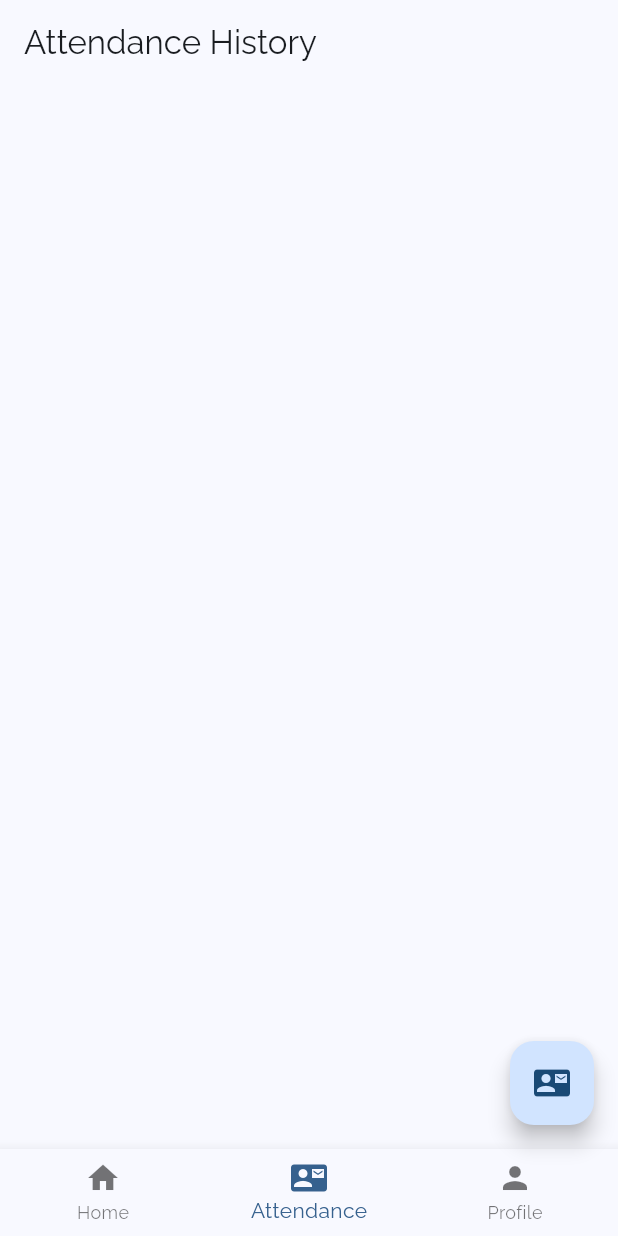
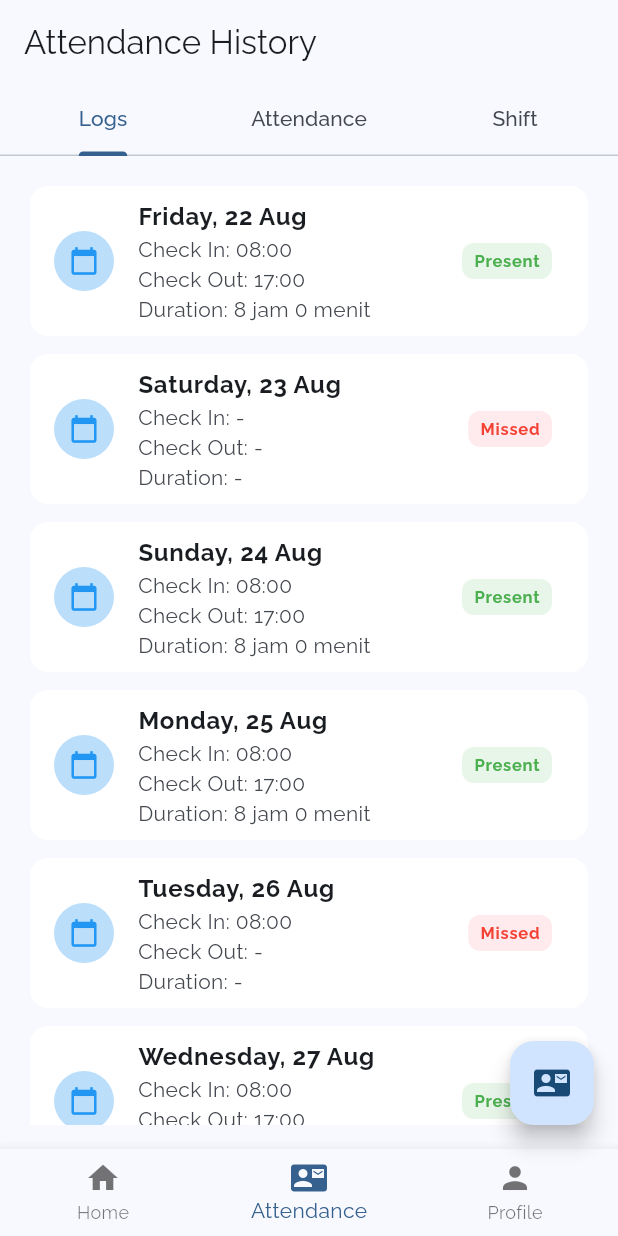
Before and after one commit to kuntowck/hr_attendance_tracker, a Flutter app: the screen it shows after launch, item 2 of the bottom bar chosen, on a phone screen of 412 x 824 dp. Run offline on Flutter 3.47's test engine with Material 3 defaults, Android fonts, the light colour scheme and no system bars; our stand-ins replace google_fonts, image_picker, mask_text_input_formatter.

Commit message:
Mini Project 5: create tab bar attendance containing 4 sections logs, attendance, and shift; refactor retrievel data attendance history

```diff
--- a/lib/models/attendance_model.dart
+++ b/lib/models/attendance_model.dart
@@ -1,13 +1,13 @@
 class AttendanceModel {
   final DateTime date;
-  final DateTime checkIn;
+  DateTime? checkIn;
   DateTime? checkOut;
   String? status;
   Duration? duration;
 
   AttendanceModel({
     required this.date,
-    required this.checkIn,
+    this.checkIn,
     this.checkOut,
     this.status,
     this.duration,
--- a/lib/providers/attendance_provider.dart
+++ b/lib/providers/attendance_provider.dart
@@ -3,9 +3,31 @@ import 'package:intl/intl.dart';
 import 'package:hr_attendance_tracker/models/attendance_model.dart';
 
 class AttendanceProvider extends ChangeNotifier {
+  final List<AttendanceModel> _attendanceHistory = [];
   AttendanceModel? _attendanceRecord;
-  final List<AttendanceModel> _attendanceHistory = [];
   bool _isCheckedIn = false;
+  final List<AttendanceModel> dummyRecords = List.generate(7, (i) {
+    final date = DateTime.now().subtract(Duration(days: i + 1));
+
+    if (i == 2) {
+      return AttendanceModel(
+        date: date,
+        checkIn: DateTime(date.year, date.month, date.day, 8),
+        status: 'Missed',
+      );
+    }
+    if (i == 5) {
+      return AttendanceModel(date: date, checkOut: null, status: 'Missed');
+    }
+
+    return AttendanceModel(
+      date: date,
+      checkIn: DateTime(date.year, date.month, date.day, 8),
+      checkOut: DateTime(date.year, date.month, date.day, 17),
+      status: 'Present',
+      duration: Duration(hours: 8),
+    );
+  });
 
   AttendanceModel? get record => _attendanceRecord;
   List<AttendanceModel> get history => _attendanceHistory;
@@ -24,6 +46,10 @@ class AttendanceProvider extends ChangeNotifier {
 
     return alreadyCheckedInToday;
   }
+
+  List<AttendanceModel> get mergedRecords =>
+      [..._attendanceHistory, ...dummyRecords]
+        ..sort((a, b) => a.date.compareTo(b.date));
 
   void checkIn() {
     final now = DateTime.now();
@@ -44,11 +70,17 @@ class AttendanceProvider extends ChangeNotifier {
       final now = DateTime.now();
 
       DateTime adjustedCheckOut = now;
-      if (adjustedCheckOut.isBefore(_attendanceRecord!.checkIn)) {
+
+      // jika lewat hari berikutnya
+      if (_attendanceRecord != null &&
+          _attendanceRecord!.checkIn != null &&
+          adjustedCheckOut.isBefore(_attendanceRecord!.checkIn!)) {
         adjustedCheckOut = adjustedCheckOut.add(Duration(days: 1));
       }
 
-      final duration = adjustedCheckOut.difference(_attendanceRecord!.checkIn);
+      final duration = adjustedCheckOut.difference(
+        _attendanceRecord!.checkIn ?? adjustedCheckOut,
+      );
 
       _attendanceRecord!
         ..checkOut = now
--- a/lib/screens/attendance_history_screen.dart
+++ b/lib/screens/attendance_history_screen.dart
@@ -1,102 +1,90 @@
 import 'package:flutter/material.dart';
+import 'package:hr_attendance_tracker/models/attendance_model.dart';
 import 'package:hr_attendance_tracker/providers/attendance_provider.dart';
 import 'package:hr_attendance_tracker/widgets/attendance_status.dart';
 import 'package:provider/provider.dart';
 import 'package:intl/intl.dart';
 
-class AttendanceHistoryScreen extends StatelessWidget {
+class AttendanceHistoryScreen extends StatefulWidget {
   const AttendanceHistoryScreen({super.key});
+
+  @override
+  State<AttendanceHistoryScreen> createState() => _AttendanceHistoryState();
+}
+
+class _AttendanceHistoryState extends State<AttendanceHistoryScreen>
+    with SingleTickerProviderStateMixin {
+  late TabController _tabController;
+
+  @override
+  void initState() {
+    super.initState();
+    _tabController = TabController(length: 3, vsync: this);
+  }
+
+  @override
+  void dispose() {
+    _tabController.dispose();
+    super.dispose();
+  }
 
   @override
   Widget build(BuildContext context) {
     final attendanceProvider = context.read<AttendanceProvider>();
 
-    // final List<Map<String, String>> attendanceData = [
-    //   {
-    //     "date": "08-08-2025",
-    //     "checkIn": "08:00 AM",
-    //     "checkOut": "17:00 PM",
-    //     "status": "Present",
-    //   },
-    //   {
-    //     "date": "08-08-2025",
-    //     "checkIn": "08:00 AM",
-    //     "checkOut": "17:00 PM",
-    //     "status": "Present",
-    //   },
-    //   {
-    //     "date": "08-08-2025",
-    //     "checkIn": "08:00 AM",
-    //     "checkOut": "17:00 PM",
-    //     "status": "Present",
-    //   },
-    //   {
-    //     "date": "08-08-2025",
-    //     "checkIn": "08:00 AM",
-    //     "checkOut": "17:00 PM",
-    //     "status": "Present",
-    //   },
-    //   {
-    //     "date": "08-08-2025",
-    //     "checkIn": "08:00 AM",
-    //     "checkOut": "17:00 PM",
-    //     "status": "Present",
-    //   },
-    //   {
-    //     "date": "07-08-2025",
-    //     "checkIn": "08:00 AM",
-    //     "checkOut": "17:00 PM",
-    //     "status": "Present",
-    //   },
-    //   {
-    //     "date": "06-08-2025",
-    //     "checkIn": "-",
-    //     "checkOut": "-",
-    //     "status": "Absent",
-    //   },
-    //   {
-    //     "date": "05-08-2025",
-    //     "checkIn": "-",
-    //     "checkOut": "-",
-    //     "status": "Absent",
-    //   },
-    //   {
-    //     "date": "04-08-2025",
-    //     "checkIn": "08:00 AM",
-    //     "checkOut": "17:00 PM",
-    //     "status": "Present",
-    //   },
-    //   {
-    //     "date": "03-08-2025",
-    //     "checkIn": "-",
-    //     "checkOut": "-",
-    //     "status": "Absent",
-    //   },
-    //   {
-    //     "date": "02-08-2025",
-    //     "checkIn": "08:00 AM",
-    //     "checkOut": "17:00 PM",
-    //     "status": "Present",
-    //   },
-    // ];
-
     return Scaffold(
-      appBar: AppBar(title: const Text("Attendance History")),
-      body: SafeArea(
-        child: Padding(
-          padding: const EdgeInsets.symmetric(horizontal: 16.0),
-          child: ListView.separated(
-            itemCount: attendanceProvider.history.length,
-            separatorBuilder: (context, index) => const SizedBox(height: 4),
-            itemBuilder: (context, index) {
-              final item = attendanceProvider.history[index];
-              return _tile(item, attendanceProvider);
-            },
-          ),
+      appBar: AppBar(
+        title: const Text("Attendance History"),
+        bottom: TabBar(
+          controller: _tabController,
+          tabs: [
+            Tab(text: 'Logs'),
+            Tab(text: 'Attendance'),
+            Tab(text: 'Shift'),
+          ],
         ),
+      ),
+      body: TabBarView(
+        controller: _tabController,
+        children: [
+          buildProjectList(attendanceProvider, 'Logs'),
+          buildProjectList(attendanceProvider, 'Attendance'),
+          buildProjectList(attendanceProvider, 'Shift'),
+        ],
       ),
     );
   }
+}
+
+Widget buildProjectList(AttendanceProvider attendanceProvider, String tabName) {
+  if (attendanceProvider.mergedRecords.isEmpty) {
+    return const Center(child: Text('No logs found'));
+  }
+  List<AttendanceModel> records = [];
+
+  if (tabName == 'Logs') {
+    records = attendanceProvider.mergedRecords;
+  }
+
+  if (tabName == 'Attendance') {
+    records = attendanceProvider.mergedRecords
+        .where((record) => record.checkOut == null)
+        .toList();
+  }
+
+  if (tabName == 'Shift') return const Center(child: Text('No request yet'));
+
+  return Padding(
+    padding: const EdgeInsets.all(16.0),
+    child: ListView.separated(
+      itemCount: records.length,
+      separatorBuilder: (context, index) => const SizedBox(height: 4),
+      itemBuilder: (context, index) {
+        final item = records[index];
+        return _tile(item, attendanceProvider);
+      },
+    ),
+  );
 }
 
 Widget _tile(item, provider) {
@@ -110,23 +98,24 @@ Widget _tile(item, provider) {
         child: Icon(Icons.calendar_today, color: Colors.blue, size: 20),
       ),
       title: Text(
-        DateFormat('EEEE, d MMM').format(item.date),
+        item.date != null ? DateFormat('EEEE, d MMM').format(item.date) : '',
         style: const TextStyle(fontWeight: FontWeight.bold),
       ),
       subtitle: Column(
         crossAxisAlignment: CrossAxisAlignment.start,
         children: [
           Text(
-            "Check In: ${DateFormat('HH:mm').format(item.checkIn)}",
+            "Check In: ${item.checkIn != null ? DateFormat('HH:mm').format(item.checkIn) : '-'}",
           ),
           Text(
-            "Check Out: ${DateFormat('HH:mm').format(item.checkOut)}",
+            "Check Out: ${item.checkOut != null ? DateFormat('HH:mm').format(item.checkOut) : '-'}",
           ),
-          // Text("Duration: ${item.duration}"),
-          Text("Duration: ${item.duration.inHours} jam ${item.duration.inMinutes.remainder(60)} menit"),
+          Text(
+            "Duration: ${item.duration != null ? '${item.duration.inHours} jam ${item.duration.inMinutes.remainder(60)} menit' : '-'}",
+          ),
         ],
       ),
-      trailing: AttendanceStatus(status: item.status),
+      trailing: AttendanceStatus(status: item.status ?? '-'),
     ),
   );
 }
```
